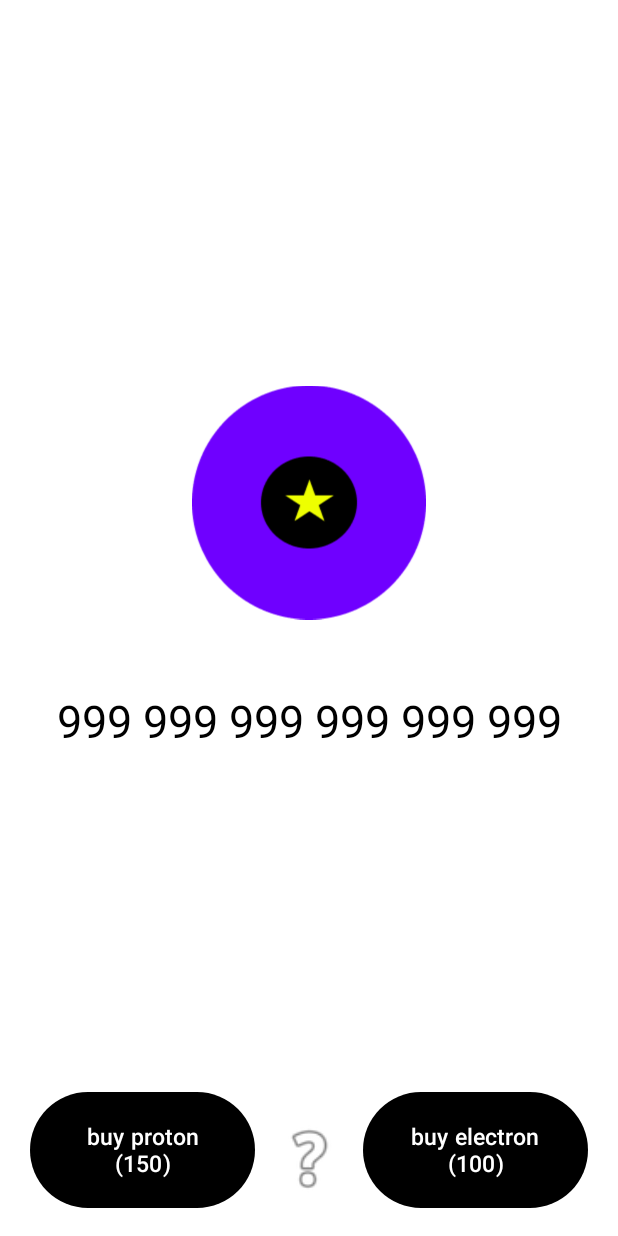
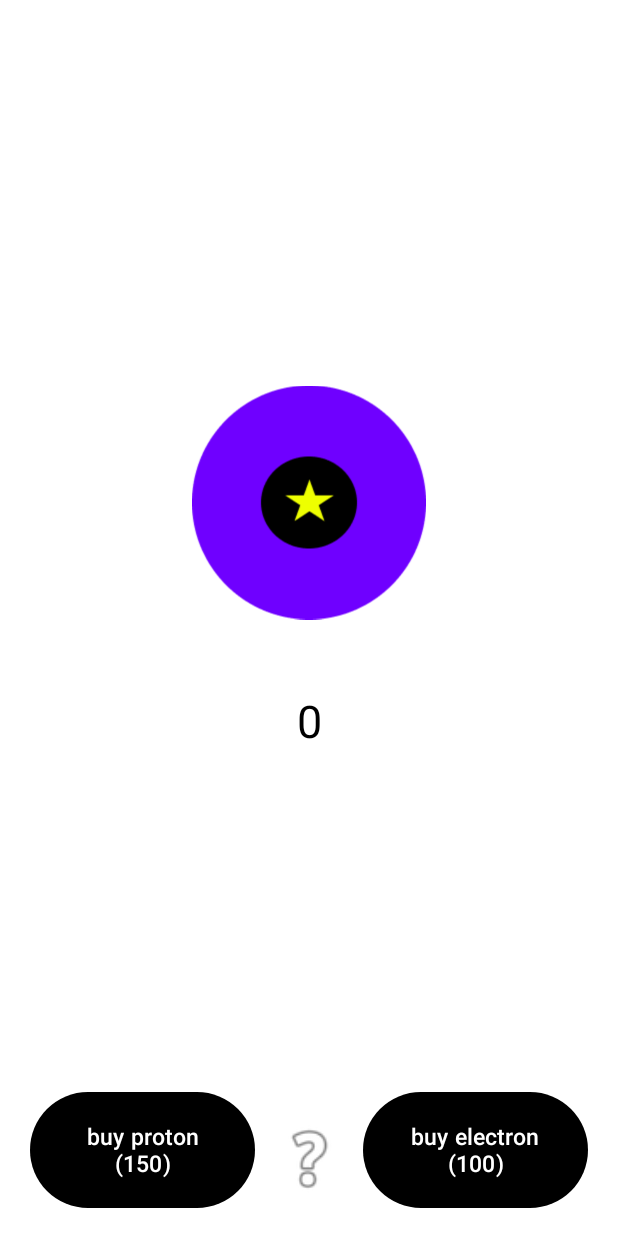
Before and after one commit to Larfi44/Quantum-Clicker, an Android app: the screen it shows after launch (MainActivity), on a phone screen of 412 x 824 dp. Run offline under Robolectric (Android 15) with nearby library versions, the phone set to English and light mode, and no system bars.

Commit message:
Version 0.41

```diff
--- a/app/src/main/AndroidManifest.xml
+++ b/app/src/main/AndroidManifest.xml
@@ -14,10 +14,10 @@
         tools:targetApi="31">
         <activity
             android:name=".MainActivity"
+            android:screenOrientation="portrait"
             android:exported="true">
             <intent-filter>
                 <action android:name="android.intent.action.MAIN" />
-
                 <category android:name="android.intent.category.LAUNCHER" />
             </intent-filter>
         </activity>
--- a/app/src/main/java/YarikStudio/quantumclicker/MainActivity.kt
+++ b/app/src/main/java/YarikStudio/quantumclicker/MainActivity.kt
@@ -51,10 +51,10 @@ class MainActivity : AppCompatActivity() {
     private lateinit var darkWorld: TextView
     private lateinit var endText: TextView
 
-    private var money: Long = 999_999_999_999_999_999
+    private var money: Long = 0
     private var protonPrice: Long = 150
     private var electronPrice: Long = 100
-    private var pointsForClick: Long = 100_000_000_000_000_000
+    private var pointsForClick: Long = 1
     private var pointsForElectrons: Long = 0
     private var numberOfProtons: Short = 0
     private var numberOfElectrons: Short = 0
--- a/app/src/main/res/layout/activity_main.xml
+++ b/app/src/main/res/layout/activity_main.xml
@@ -17,19 +17,6 @@
         app:layout_constraintTop_toTopOf="parent"
         app:layout_constraintVertical_bias="0.384"
         app:srcCompat="@drawable/quantum_coin" />
-
-    <TextView
-        android:id="@+id/EndText"
-        android:layout_width="350dp"
-        android:layout_height="187dp"
-        android:gravity="center"
-        android:text="The End!\nThanks for playing!\n By Yarik Studio"
-        android:textSize="30sp"
-        app:layout_constraintBottom_toBottomOf="parent"
-        app:layout_constraintEnd_toEndOf="parent"
-        app:layout_constraintHorizontal_bias="0.494"
-        app:layout_constraintStart_toStartOf="parent"
-        app:layout_constraintTop_toTopOf="parent" />
 
     <TextView
         android:id="@+id/Points"
@@ -259,8 +246,8 @@
 
     <TextView
         android:id="@+id/FireWorld"
-        android:layout_width="394dp"
-        android:layout_height="39dp"
+        android:layout_width="387dp"
+        android:layout_height="60dp"
         android:layout_marginStart="5dp"
         android:layout_marginTop="5dp"
         android:text="Fire World (more point for click)"
@@ -291,11 +278,11 @@
 
     <TextView
         android:id="@+id/ChaosWorld"
-        android:layout_width="394dp"
-        android:layout_height="39dp"
+        android:layout_width="396dp"
+        android:layout_height="71dp"
         android:layout_marginStart="5dp"
         android:layout_marginTop="5dp"
-        android:text="Chaos World (Random points for click)"
+        android:text="Chaos World \n(Random points for click)"
         android:textSize="23sp"
         android:visibility="gone"
         app:layout_constraintBottom_toBottomOf="parent"
@@ -311,9 +298,9 @@
         android:layout_height="77dp"
         android:layout_marginStart="5dp"
         android:layout_marginTop="5dp"
-        android:text="Dark World (It's difficult to click on the quantum)"
+        android:text="Dark World (It's difficult\nto click on the quantum)"
         android:textSize="25sp"
-        android:visibility="gone"
+        android:visibility="visible"
         app:layout_constraintBottom_toBottomOf="parent"
         app:layout_constraintEnd_toEndOf="parent"
         app:layout_constraintHorizontal_bias="0.0"
@@ -321,4 +308,18 @@
         app:layout_constraintTop_toTopOf="parent"
         app:layout_constraintVertical_bias="0.0" />
 
+    <TextView
+        android:id="@+id/EndText"
+        android:layout_width="350dp"
+        android:layout_height="187dp"
+        android:gravity="center"
+        android:text="The End!\nThanks for playing!\n By Yarik Studio"
+        android:textSize="30sp"
+        app:layout_constraintBottom_toBottomOf="parent"
+        app:layout_constraintEnd_toEndOf="parent"
+        app:layout_constraintHorizontal_bias="0.494"
+        app:layout_constraintStart_toStartOf="parent"
+        app:layout_constraintTop_toTopOf="parent"
+        android:elevation="4dp" />
+
 </androidx.constraintlayout.widget.ConstraintLayout>
```
